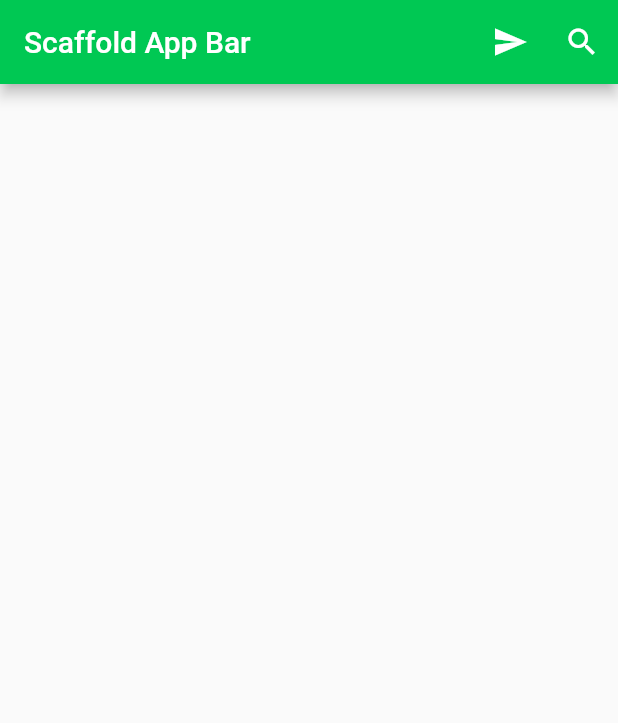
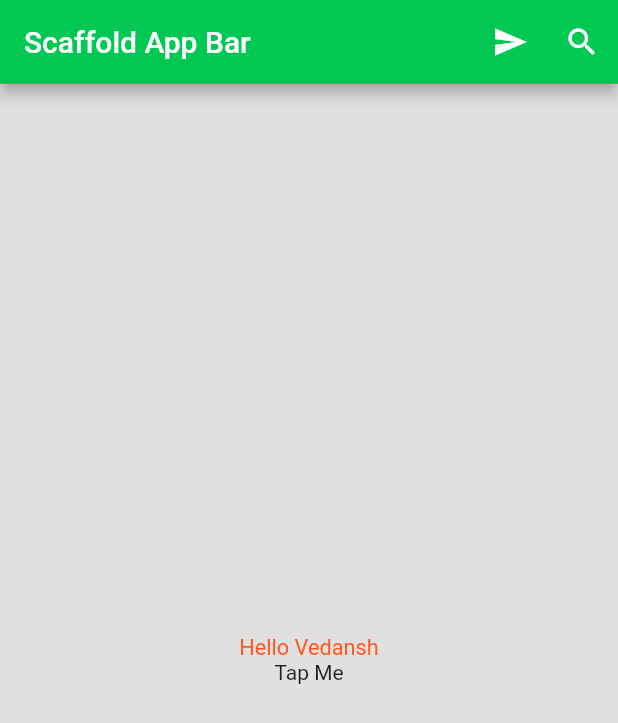
Before and after one commit to vedanshdwivedi/Flutter-Development, a Flutter app: the screen it shows after launch, on a phone screen of 412 x 824 dp. Shown: the top 723 px of the screen. Run offline on Flutter 3.47's test engine with Material 2 defaults, Android fonts, the phone set to English and light mode, and no system bars.

Commit message:
Introduction to Inkwell

```diff
--- a/intro_scaffolds/lib/Scaffold.dart
+++ b/intro_scaffolds/lib/Scaffold.dart
@@ -1,8 +1,7 @@
 import 'package:flutter/material.dart';
 
-class Home extends StatelessWidget{
-
-   _onPress(){
+class Home extends StatelessWidget {
+  _onPress() {
     print("Search Tapped");
   }
 
@@ -12,11 +11,37 @@ class Home extends StatelessWidget{
       appBar: new AppBar(
         backgroundColor: Colors.greenAccent.shade700,
         title: new Text("Scaffold App Bar"),
+        actions: <Widget>[
+          new IconButton(
+            icon: new Icon(Icons.send),
+            onPressed: () => debugPrint('Send Tapped'),
+          ),
+          new IconButton(
+            icon: new Icon(Icons.search),
+            onPressed: _onPress,
+          ),
+        ],
+      ),
 
-        actions: <Widget>[
-          new IconButton(icon: new Icon(Icons.send), onPressed: () => debugPrint('Send Tapped'),),
-          new IconButton(icon: new Icon(Icons.search), onPressed: _onPress,),
-        ],
+      // Other Properties
+      backgroundColor: Colors.grey[300],
+      body: new Container(
+        alignment: Alignment.center,
+        child: new Column(
+          mainAxisAlignment: MainAxisAlignment.center,
+          children: <Widget>[
+            new Text("Hello Vedansh",
+                style: new TextStyle(
+                    fontWeight: FontWeight.w400,
+                    color: Colors.deepOrange,
+                    fontSize: 14.5)),
+
+            new InkWell(
+              child: new Text("Tap Me"),
+              onTap: () => debugPrint('Inkwell Tapped'),
+            ),
+          ],
+        ),
       ),
     );
   }
```
